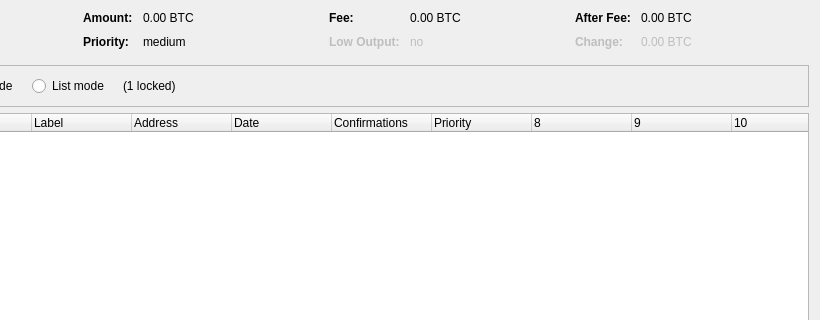
First picture: the form in src/qt/forms/coincontroldialog.ui, repository Milanisius/cornellieis, before the edit; both pictures show x 180 to 1000 and y 0 to 320 of the 1000 by 500 pixel window.
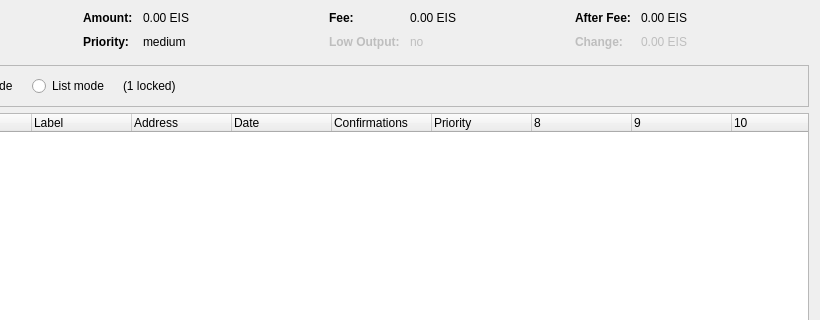
Second picture: the form after the edit. Custom widgets are drawn as their Qt base class.

Diff of the .ui file:
```diff
--- a/src/qt/forms/coincontroldialog.ui
+++ b/src/qt/forms/coincontroldialog.ui
@@ -132,7 +132,7 @@
           <enum>Qt::ActionsContextMenu</enum>
          </property>
          <property name="text">
-          <string notr="true">0.00 BTC</string>
+          <string notr="true">0.00 EIS</string>
          </property>
          <property name="textInteractionFlags">
           <set>Qt::LinksAccessibleByMouse|Qt::TextSelectableByKeyboard|Qt::TextSelectableByMouse</set>
@@ -206,7 +206,7 @@
           <enum>Qt::ActionsContextMenu</enum>
          </property>
          <property name="text">
-          <string notr="true">0.00 BTC</string>
+          <string notr="true">0.00 EIS</string>
          </property>
          <property name="textInteractionFlags">
           <set>Qt::LinksAccessibleByMouse|Qt::TextSelectableByKeyboard|Qt::TextSelectableByMouse</set>
@@ -286,7 +286,7 @@
           <enum>Qt::ActionsContextMenu</enum>
          </property>
          <property name="text">
-          <string notr="true">0.00 BTC</string>
+          <string notr="true">0.00 EIS</string>
          </property>
          <property name="textInteractionFlags">
           <set>Qt::LinksAccessibleByMouse|Qt::TextSelectableByKeyboard|Qt::TextSelectableByMouse</set>
@@ -321,7 +321,7 @@
           <enum>Qt::ActionsContextMenu</enum>
          </property>
          <property name="text">
-          <string notr="true">0.00 BTC</string>
+          <string notr="true">0.00 EIS</string>
          </property>
          <property name="textInteractionFlags">
           <set>Qt::LinksAccessibleByMouse|Qt::TextSelectableByKeyboard|Qt::TextSelectableByMouse</set>
```
